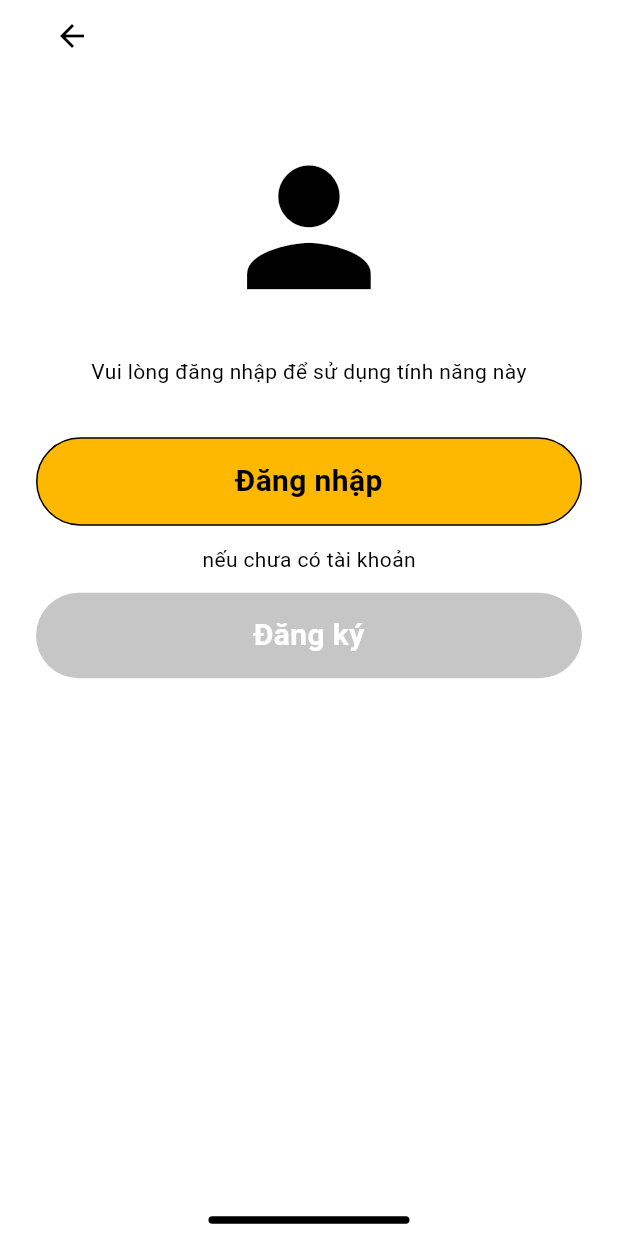
After one commit to dav4k2/DuAnThucTap, a Flutter app: the AuthScreen screen opened by its route, on a phone screen of 412 x 824 dp. The commit adds this screen. Run offline on Flutter 3.47's test engine with Material 3 defaults, Android fonts, the phone set to English and light mode, and no system bars; our stand-ins replace flutter_riverpod, flutter_screenutil; missing offline and left inert: widgetbook.

Commit message:
update code xong giao dien tang ' yeu cau dang nhap' chua link

```diff
--- /dev/null
+++ b/lib/screens/auth/auth_screen.dart
@@ -0,0 +1,146 @@
+import 'package:flutter/material.dart';
+import 'package:flutter_riverpod/flutter_riverpod.dart';
+import 'logic/auth_provider.dart';
+import 'widgets/auth_background.dart';
+
+class AuthScreen extends ConsumerWidget {
+  const AuthScreen({super.key});
+
+  @override
+  Widget build(BuildContext context, WidgetRef ref) {
+    final size = MediaQuery.of(context).size;
+    final height = size.height;
+    final width = size.width;
+
+    final currentMode = ref.watch(authModeProvider);
+
+    return Scaffold(
+      backgroundColor: Colors.white,
+      body: SafeArea(
+        child: AuthBackground(
+          child: Padding(
+            padding: const EdgeInsets.symmetric(horizontal: 24),
+            child: Column(
+              crossAxisAlignment: CrossAxisAlignment.start,
+              children: [
+                /// --- Nút quay lại ---
+                IconButton(
+                  onPressed: () => Navigator.pop(context),
+                  icon: const Icon(Icons.arrow_back, color: Colors.black),
+                ),
+
+                SizedBox(height: height * 0.05),
+
+                /// --- Icon người dùng ---
+                Center(
+                  child: Icon(
+                    Icons.person,
+                    size: height * 0.15,
+                    color: Colors.black,
+                  ),
+                ),
+
+                SizedBox(height: height * 0.03),
+
+                /// --- Dòng hướng dẫn ---
+                const Center(
+                  child: Text(
+                    'Vui lòng đăng nhập để sử dụng tính năng này',
+                    textAlign: TextAlign.center,
+                    style: TextStyle(
+                      color: Colors.black,
+                      fontSize: 14,
+                      fontWeight: FontWeight.w400,
+                      height: 1.5,
+                    ),
+                  ),
+                ),
+
+                SizedBox(height: height * 0.04),
+
+                /// --- Nút Đăng nhập ---
+                GestureDetector(
+                  onTap: () =>
+                  ref.read(authModeProvider.notifier).state = AuthMode.login,
+                  child: Container(
+                    width: double.infinity,
+                    padding: const EdgeInsets.symmetric(vertical: 14),
+                    decoration: BoxDecoration(
+                      color: const Color(0xFFFFB800),
+                      borderRadius: BorderRadius.circular(30),
+                      border: Border.all(color: Colors.black, width: 1),
+                    ),
+                    child: const Text(
+                      'Đăng nhập',
+                      textAlign: TextAlign.center,
+                      style: TextStyle(
+                        color: Colors.black,
+                        fontSize: 20,
+                        fontWeight: FontWeight.w700,
+                      ),
+                    ),
+                  ),
+                ),
+
+                SizedBox(height: height * 0.015),
+
+                /// --- Dòng phụ ---
+                const Center(
+                  child: Text(
+                    'nếu chưa có tài khoản',
+                    style: TextStyle(
+                      color: Colors.black,
+                      fontSize: 14,
+                      fontWeight: FontWeight.w400,
+                    ),
+                  ),
+                ),
+
+                SizedBox(height: height * 0.015),
+
+                /// --- Nút Đăng ký ---
+                GestureDetector(
+                  onTap: () =>
+                  ref.read(authModeProvider.notifier).state = AuthMode.register,
+                  child: Container(
+                    width: double.infinity,
+                    padding: const EdgeInsets.symmetric(vertical: 14),
+                    decoration: BoxDecoration(
+                      color: const Color(0xFFC6C6C6),
+                      borderRadius: BorderRadius.circular(30),
+                    ),
+                    child: const Text(
+                      'Đăng ký',
+                      textAlign: TextAlign.center,
+                      style: TextStyle(
+                        color: Colors.white,
+                        fontSize: 20,
+                        fontWeight: FontWeight.w700,
+                      ),
+                    ),
+                  ),
+                ),
+
+                const Spacer(),
+
+                /// --- Thanh nhỏ ở dưới cùng ---
+                Center(
+                  child: Container(
+                    width: 134,
+                    height: 5,
+                    decoration: BoxDecoration(
+                      color: Colors.black,
+                      borderRadius: BorderRadius.circular(100),
+                    ),
+                  ),
+                ),
+
+                SizedBox(height: height * 0.01),
+              ],
+            ),
+          ),
+        ),
+      ),
+    );
+  }
+}
--- /dev/null
+++ b/lib/screens/auth/logic/auth_provider.dart
@@ -0,0 +1,6 @@
+import 'package:flutter_riverpod/flutter_riverpod.dart';
+
+/// Provider lưu trạng thái màn hình (đăng nhập / đăng ký)
+final authModeProvider = StateProvider<AuthMode>((ref) => AuthMode.login);
+
+enum AuthMode { login, register }
--- /dev/null
+++ b/lib/screens/auth/widgets/auth_background.dart
@@ -0,0 +1,18 @@
+import 'package:flutter/material.dart';
+
+class AuthBackground extends StatelessWidget {
+  final Widget child;
+  const AuthBackground({super.key, required this.child});
+
+  @override
+  Widget build(BuildContext context) {
+    return Container(
+      width: double.infinity,
+      decoration: ShapeDecoration(
+        color: Colors.white,
+        shape: RoundedRectangleBorder(borderRadius: BorderRadius.circular(50)),
+      ),
+      child: child,
+    );
+  }
+}
```
Also changed, not shown: lib/main.dart (+7 -3 lines), lib/screens/auth/widgets/auth_login_button.dart (added, +25 -0 lines), lib/screens/auth/widgets/auth_message.dart (added, +24 -0 lines), lib/screens/auth/widgets/auth_register_button.dart (added, +32 -0 lines).
